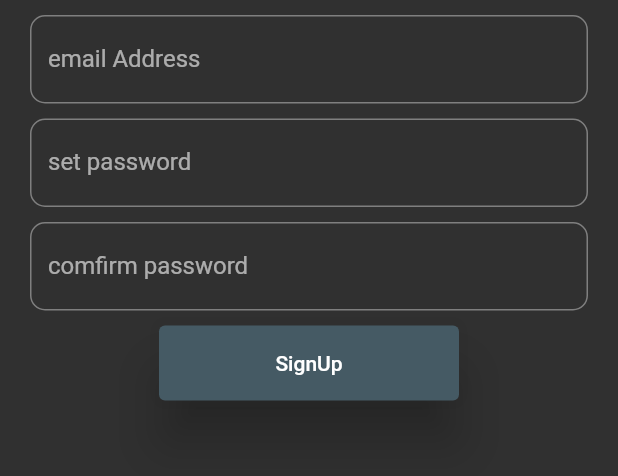
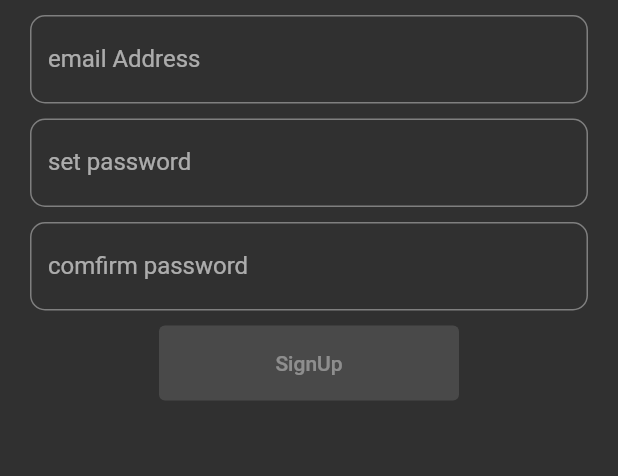
Before and after one commit to florin4l0r1n1/WireApp, a Flutter app: the SignUpScreen screen opened by its route, on a phone screen of 412 x 824 dp, the part 330-806 px from its top. Run offline on Flutter 3.47's test engine with Material 2 defaults, Android fonts, the phone set to English and light mode, and no system bars; our stand-ins replace firebase_auth, firebase_core, persistent_bottom_nav_bar, rxdart; missing offline and left inert: intro_views_flutter; accounts and stored records are empty.

Commit message:
more code on register and auth bloc

```diff
--- a/lib/bloc/auth_bloc.dart
+++ b/lib/bloc/auth_bloc.dart
@@ -4,6 +4,8 @@ import 'email_password_validator.dart';
 
 class AuthBloc with Validators {
   final _email = BehaviorSubject<String>();
+
+  // ignore: close_sinks
   final _password = BehaviorSubject<String>();
 
   Stream<String> get email => _email.stream.transform(validateEmail);
@@ -13,6 +15,15 @@ class AuthBloc with Validators {
   Stream<bool> get submitValid =>
       Rx.combineLatest2(email, password, (e, p) => true);
 
+  Function(String) get changeemail => _email.sink.add;
+  Function(String) get changePassword => _password.sink.add;
+  submit() {
+    final validEmail = _email.value;
+    final validPassword = _password.value;
+    print('Valid email is $validEmail');
+    print('Valid password is $validPassword');
+  }
+
   dispose() {
     _email.close();
     _email.close();
--- a/lib/resources/repository.dart
+++ b/lib/resources/repository.dart
@@ -3,7 +3,7 @@ import 'chat_firebase_provider.dart';
 class Repository {
   final firebaseProvider = FirebaseProvider();
 
-  Future registerUser(String email, String password) {
+  Future<String> registerUser(String email, String password) {
     firebaseProvider.registerWithEmailAndPassword(email, password);
   }
 }
--- a/lib/screens/sign_up_screen.dart
+++ b/lib/screens/sign_up_screen.dart
@@ -1,7 +1,10 @@
 import 'package:flutter/material.dart';
+import '../bloc/auth_provider.dart';
+import '../bloc/auth_bloc.dart';
 
 class SignUpScreen extends StatelessWidget {
   Widget build(BuildContext context) {
+    final bloc = AuthBloc();
     return Scaffold(
       body: SingleChildScrollView(
         child: Container(
@@ -12,13 +15,13 @@ class SignUpScreen extends StatelessWidget {
             children: [
               _logoImage(),
               SizedBox(height: 10),
-              _emailField(),
+              _emailField(bloc),
               SizedBox(height: 10),
-              _passwordField1(),
+              _passwordField1(bloc),
               SizedBox(height: 10),
-              _passwordField2(),
+              _passwordField2(bloc),
               SizedBox(height: 10),
-              _signUpButton(context)
+              _signUpButton(context, bloc)
             ],
           ),
         ),
@@ -34,37 +37,61 @@ class SignUpScreen extends StatelessWidget {
     );
   }
 
-  Widget _emailField() {
+  Widget _emailField(AuthBloc bloc) {
+    return StreamBuilder(
+        stream: bloc.email,
+        builder: (context, snapshot) {
           return TextFormField(
+            onChanged: bloc.changeemail,
             keyboardType: TextInputType.emailAddress,
             decoration: InputDecoration(
-          border: OutlineInputBorder(borderRadius: BorderRadius.circular(10)),
+                border:
+                    OutlineInputBorder(borderRadius: BorderRadius.circular(10)),
                 labelText: 'email Address',
-          hintText: 'name@example.com'),
+                hintText: 'name@example.com',
+                errorText: snapshot.error),
           );
+        });
   }
 
-  Widget _passwordField1() {
+  Widget _passwordField1(AuthBloc bloc) {
+    return StreamBuilder(
+        stream: bloc.password,
+        builder: (context, snapshot) {
           return TextFormField(
+            onChanged: bloc.changePassword,
             obscureText: true,
             decoration: InputDecoration(
-          border: OutlineInputBorder(borderRadius: BorderRadius.circular(10)),
+                border:
+                    OutlineInputBorder(borderRadius: BorderRadius.circular(10)),
                 hintText: 'set password',
-          labelText: 'set password'),
+                labelText: 'set password',
+                errorText: snapshot.error),
           );
+        });
   }
 
-  Widget _passwordField2() {
+  Widget _passwordField2(AuthBloc bloc) {
+    return StreamBuilder(
+        stream: bloc.password,
+        builder: (context, snapshot) {
           return TextFormField(
+            onChanged: bloc.changePassword,
             obscureText: true,
             decoration: InputDecoration(
-          border: OutlineInputBorder(borderRadius: BorderRadius.circular(10)),
+                border:
+                    OutlineInputBorder(borderRadius: BorderRadius.circular(10)),
                 hintText: 'comfirm password',
-          labelText: 'comfirm password'),
+                labelText: 'comfirm password',
+                errorText: snapshot.error),
           );
+        });
   }
 
-  Widget _signUpButton(BuildContext context) {
+  Widget _signUpButton(BuildContext context, AuthBloc bloc) {
+    return StreamBuilder(
+        stream: bloc.submitValid,
+        builder: (context, snapshot) {
           return ElevatedButton(
             style: ElevatedButton.styleFrom(
               minimumSize: const Size(200, 50),
@@ -72,8 +99,9 @@ class SignUpScreen extends StatelessWidget {
               elevation: 15,
               primary: Theme.of(context).buttonColor,
             ),
-      onPressed: () {},
+            onPressed: snapshot.hasData ? bloc.submit : null,
             child: Text('SignUp'),
           );
+        });
   }
 }
--- a/lib/widgets/init_app.dart
+++ /dev/null
@@ -1,27 +0,0 @@
-import 'package:firebase_core/firebase_core.dart';
-import 'package:flutter/material.dart';
-import 'package:firebase_auth/firebase_auth.dart';
-import 'package:wire_app/wire_app.dart';
-
-class InitializeApp extends StatelessWidget {
-  // const InitializeApp({ Key key }) : super(key: key);
-
-  final FirebaseAuth auth = FirebaseAuth.instance;
-  final Future<FirebaseApp> _initailization = Firebase.initializeApp();
-
-  @override
-  Widget build(BuildContext context) {
-    return FutureBuilder(
-        future: _initailization,
-        builder: (context, snapshot) {
-          if (snapshot.hasError) {
-            return Text('something whent wrong with firebase');
-          }
-          // Once complete, show your application
-          if (snapshot.connectionState == ConnectionState.done) {
-            return WireApp();
-          }
-          return Text('Loading');
-        });
-  }
-}
```
Also changed, not shown: lib/bloc/register_bloc.dart (added, +12 -0 lines), lib/bloc/register_provider.dart (added, +16 -0 lines), lib/main.dart (+5 -3 lines), lib/wire_app.dart (+24 -5 lines). Lines whose indentation alone changed are shown as unchanged.
